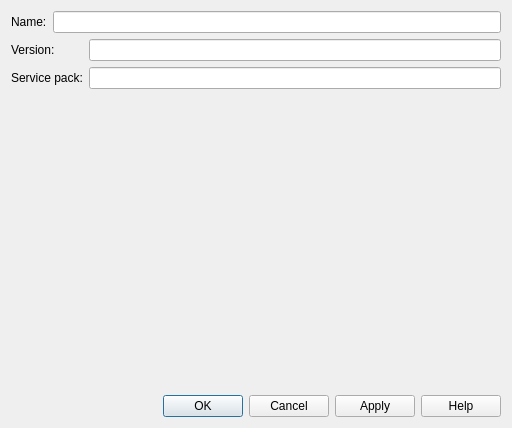
First picture: the form in ui/ComputerOperationSystemForm.ui, repository Ravenwolve/gpm_screens_and_design, before the edit.
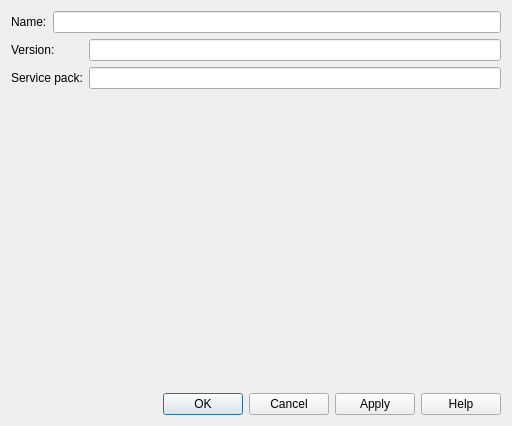
Second picture: the form after the edit.

What changed in the file:
```diff
--- a/ui/ComputerOperationSystemForm.ui
+++ b/ui/ComputerOperationSystemForm.ui
@@ -7,7 +7,7 @@
     <x>0</x>
     <y>0</y>
     <width>512</width>
-    <height>428</height>
+    <height>426</height>
    </rect>
   </property>
   <property name="windowTitle">
```
